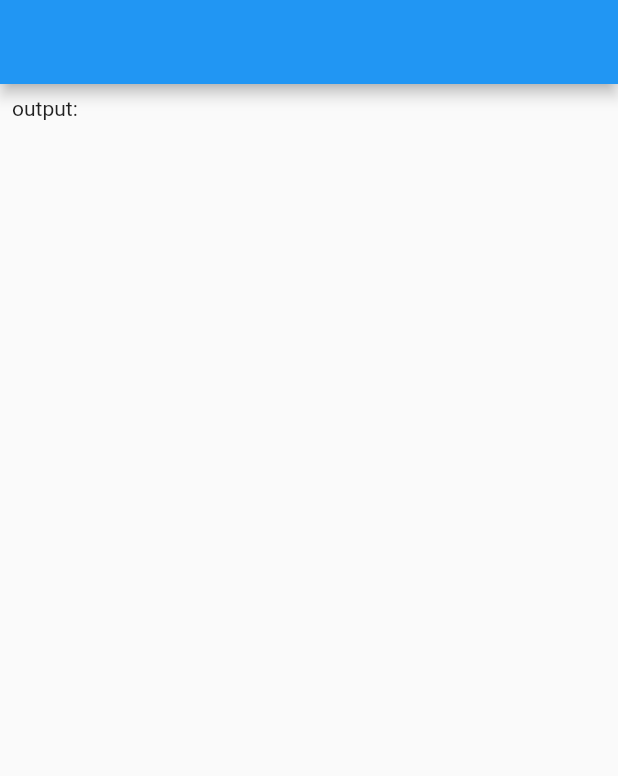
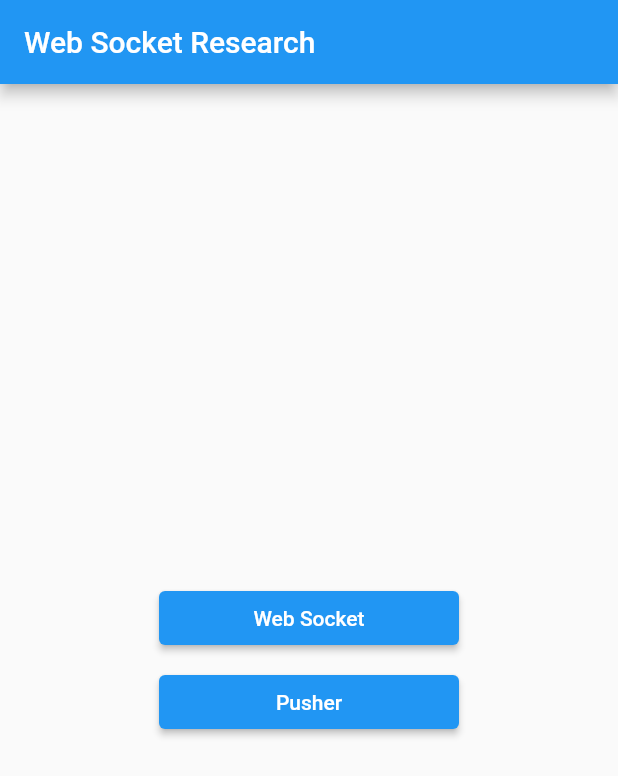
Before and after one commit to muhtar-sgk/flutter_ws, a Flutter app: the screen it shows after launch, on a phone screen of 412 x 824 dp. Shown: the top 776 px of the screen. Run offline on Flutter 3.47's test engine with Material 2 defaults, Android fonts, the phone set to English and light mode, and no system bars; our stand-ins replace audioplayers, shared_preferences; missing offline and left inert: pusher_channels_flutter.

Commit message:
get data object from pusher

```diff
--- /dev/null
+++ b/lib/home_screen.dart
@@ -0,0 +1,48 @@
+import 'package:flutter/material.dart';
+import 'package:getz_pos/pusher_example_screen.dart';
+import 'package:getz_pos/ws_example_screen.dart';
+
+class HomeScreen extends StatelessWidget {
+  const HomeScreen({super.key});
+
+  @override
+  Widget build(BuildContext context) {
+    return Scaffold(
+      appBar: AppBar(
+        title: Text('Web Socket Research')
+      ),
+      body: Center(
+        child: Column(
+          mainAxisAlignment: MainAxisAlignment.center,
+          children: [
+            SizedBox(
+              width: 200,
+              child: ElevatedButton(
+                onPressed: (){
+                  Navigator.of(context).push(MaterialPageRoute(
+                      builder: (BuildContext context) => const WSExampleScreen()
+                    )
+                  );
+                },
+                child: Text('Web Socket')
+              ),
+            ),
+            const SizedBox(height: 8),
+            SizedBox(
+              width: 200,
+              child: ElevatedButton(
+                onPressed: (){
+                  Navigator.of(context).push(MaterialPageRoute(
+                      builder: (BuildContext context) => const PusherExampleScreen()
+                    )
+                  );
+                },
+                child: Text('Pusher')
+              ),
+            )
+          ],
+        ),
+      ),
+    );
+  }
+}
--- a/lib/main.dart
+++ b/lib/main.dart
@@ -1,4 +1,5 @@
 import 'package:flutter/material.dart';
+import 'package:getz_pos/home_screen.dart';
 import 'package:getz_pos/pusher_example_screen.dart';
 import 'package:getz_pos/ws_example_screen.dart';
 
@@ -16,7 +17,8 @@
       theme: ThemeData(
         primarySwatch: Colors.blue,
       ),
-      home: const PusherExampleScreen()
+      // home: const PusherExampleScreen()
+      home: const HomeScreen()
     );
   }
 }
--- a/lib/pusher_example_screen.dart
+++ b/lib/pusher_example_screen.dart
@@ -1,3 +1,5 @@
+import 'dart:convert';
+
 import 'package:audioplayers/audioplayers.dart';
 import 'package:flutter/material.dart';
 import 'dart:async';
@@ -15,25 +17,20 @@
 class _PusherExampleScreenState extends State<PusherExampleScreen> {
   PusherChannelsFlutter pusher = PusherChannelsFlutter.getInstance();
   final AudioPlayer _audioPlayer = AudioPlayer();
-  String _log = 'output:\n';
-  final _apiKey = TextEditingController();
-  final _cluster = TextEditingController();
-  final _channelName = TextEditingController();
-  final _eventName = TextEditingController();
-  final _channelFormKey = GlobalKey<FormState>();
-  final _eventFormKey = GlobalKey<FormState>();
+  String _log = '';
   final _listViewController = ScrollController();
-  final _data = TextEditingController();
+  List<String> nameList = [];
 
   void log(String text) {
     print("LOG: $text");
-    setState(() {
-      _log += text + "\n";
-      Timer(
-          const Duration(milliseconds: 100),
-          () => _listViewController
-              .jumpTo(_listViewController.position.maxScrollExtent));
-    });
+
+    // setState(() {
+    //   _log += text + "\n";
+    //   Timer(
+    //       const Duration(milliseconds: 100),
+    //       () => _listViewController
+    //           .jumpTo(_listViewController.position.maxScrollExtent));
+    // });
   }
 
   @override
@@ -75,10 +72,49 @@
     log("onError: $message code: $code exception: $e");
   }
 
+  // void onEvent(PusherEvent event) {
+  //   log("onEvent: $event");
+
+  //   Map<String, dynamic> jsonObject = json.decode(event.data);
+  //   print('test name ${jsonObject.containsKey("name")}');
+  //   print('test age ${jsonObject.containsKey("age")}');
+
+  //   List<String> names = List<String>.from(jsonObject['name']);
+  //       setState(() {
+  //         nameList = names;
+  //       });
+  //   _showAlertDialog(jsonObject.toString());
+  // }
+
   void onEvent(PusherEvent event) {
-    log("onEvent: $event");
-    _showAlertDialog(event.data);
+  log("onEvent: $event");
+
+  try {
+    final Map<String, dynamic> jsonObject = json.decode(event.data);
+
+    // Periksa apakah data adalah objek JSON dengan properti "name"
+    if (jsonObject.containsKey("name")) {
+      final dynamic nameData = jsonObject["name"];
+
+      if (nameData is List<dynamic>) {
+        // Data adalah dalam bentuk list, kita tambahkan semua nama ke dalam list
+        setState(() {
+          nameList.addAll(nameData.cast<String>());
+        });
+      } else if (nameData is String) {
+        // Data adalah dalam bentuk string, tambahkan satu nama ke dalam list
+        setState(() {
+          nameList.add(nameData);
+        });
+      }
+    }
+  } catch (e) {
+    log("Error parsing JSON: $e");
   }
+
+  _showAlertDialog(event.data);
+}
+
 
   void onSubscriptionSucceeded(String channelName, dynamic data) {
     log("onSubscriptionSucceeded: $channelName data: $data");
@@ -114,37 +150,6 @@
     };
   }
 
-  void onTriggerEventPressed() async {
-    var eventFormValidated = _eventFormKey.currentState!.validate();
-
-    if (!eventFormValidated) {
-      return;
-    }
-    SharedPreferences prefs = await SharedPreferences.getInstance();
-    prefs.setString("eventName", _eventName.text);
-    prefs.setString("data", _data.text);
-    pusher.trigger(PusherEvent(
-        channelName: _channelName.text,
-        eventName: _eventName.text,
-        data: _data.text));
-  }
-
-  // Platform messages are asynchronous, so we initialize in an async method.
-  Future<void> initPlatformState() async {
-    // If the widget was removed from the tree while the asynchronous platform
-    // message was in flight, we want to discard the reply rather than calling
-    // setState to update our non-existent appearance.
-    if (!mounted) return;
-    SharedPreferences prefs = await SharedPreferences.getInstance();
-    setState(() {
-      _apiKey.text = prefs.getString("apiKey") ?? '';
-      _cluster.text = prefs.getString("cluster") ?? 'eu';
-      _channelName.text = prefs.getString("channelName") ?? 'my-channel';
-      _eventName.text = prefs.getString("eventName") ?? 'client-event';
-      _data.text = prefs.getString("data") ?? 'test';
-    });
-  }
-
   void _showAlertDialog(String message) async {
     await _audioPlayer.play(AssetSource('sounds/alert_dialog.wav'));
 
@@ -159,8 +164,7 @@
               onPressed: () {
                 Navigator.of(context).pop();
                 // _isAlertDialogShown = false;
-                _audioPlayer
-                    .stop();
+                _audioPlayer.stop();
               },
               child: Text('Close'),
             ),
@@ -172,107 +176,111 @@
 
   @override
   Widget build(BuildContext context) {
-    return MaterialApp(
-      home: Scaffold(
+    return Scaffold(
         appBar: AppBar(
-          title: Text(pusher.connectionState == 'DISCONNECTED'
-              ? 'Pusher Channels Example'
-              : pusher.channels.toString()),
+          title: Text('Pusher Example'),
         ),
         body: Padding(
           padding: const EdgeInsets.all(8.0),
-          child: ListView(
-              controller: _listViewController,
-              scrollDirection: Axis.vertical,
-              shrinkWrap: true,
-              children: <Widget>[
-                // if (pusher.connectionState != 'CONNECTED')
-                //   Form(
-                //       key: _channelFormKey,
-                //       child: Column(children: <Widget>[
-                //         TextFormField(
-                //           controller: _apiKey,
-                //           validator: (String? value) {
-                //             return (value != null && value.isEmpty)
-                //                 ? 'Please enter your API key.'
-                //                 : null;
-                //           },
-                //           decoration:
-                //               const InputDecoration(labelText: 'API Key'),
-                //         ),
-                //         TextFormField(
-                //           controller: _cluster,
-                //           validator: (String? value) {
-                //             return (value != null && value.isEmpty)
-                //                 ? 'Please enter your cluster.'
-                //                 : null;
-                //           },
-                //           decoration: const InputDecoration(
-                //             labelText: 'Cluster',
-                //           ),
-                //         ),
-                //         TextFormField(
-                //           controller: _channelName,
-                //           validator: (String? value) {
-                //             return (value != null && value.isEmpty)
-                //                 ? 'Please enter your channel name.'
-                //                 : null;
-                //           },
-                //           decoration: const InputDecoration(
-                //             labelText: 'Channel',
-                //           ),
-                //         ),
-                //         ElevatedButton(
-                //           onPressed: onConnectPressed,
-                //           child: const Text('Connect'),
-                //         )
-                //       ]))
-                // else
-                //   Form(
-                //     key: _eventFormKey,
-                //     child: Column(children: <Widget>[
-                //       ListView.builder(
-                //           scrollDirection: Axis.vertical,
-                //           shrinkWrap: true,
-                //           itemCount: pusher
-                //               .channels[_channelName.text]?.members.length,
-                //           itemBuilder: (context, index) {
-                //             final member = pusher
-                //                 .channels[_channelName.text]!.members.values
-                //                 .elementAt(index);
+          child: ListView.builder(
+            itemCount: nameList.length,
+            itemBuilder: (context, index) {
+            return ListTile(
+              title: Text(nameList[index]),
+            );
+            },
+          ),
+          // child: ListView(
+          //     controller: _listViewController,
+          //     scrollDirection: Axis.vertical,
+          //     shrinkWrap: true,
+          //     children: <Widget>[
+          //       // if (pusher.connectionState != 'CONNECTED')
+          //       //   Form(
+          //       //       key: _channelFormKey,
+          //       //       child: Column(children: <Widget>[
+          //       //         TextFormField(
+          //       //           controller: _apiKey,
+          //       //           validator: (String? value) {
+          //       //             return (value != null && value.isEmpty)
+          //       //                 ? 'Please enter your API key.'
+          //       //                 : null;
+          //       //           },
+          //       //           decoration:
+          //       //               const InputDecoration(labelText: 'API Key'),
+          //       //         ),
+          //       //         TextFormField(
+          //       //           controller: _cluster,
+          //       //           validator: (String? value) {
+          //       //             return (value != null && value.isEmpty)
+          //       //                 ? 'Please enter your cluster.'
+          //       //                 : null;
+          //       //           },
+          //       //           decoration: const InputDecoration(
+          //       //             labelText: 'Cluster',
+          //       //           ),
+          //       //         ),
+          //       //         TextFormField(
+          //       //           controller: _channelName,
+          //       //           validator: (String? value) {
+          //       //             return (value != null && value.isEmpty)
+          //       //                 ? 'Please enter your channel name.'
+          //       //                 : null;
+          //       //           },
+          //       //           decoration: const InputDecoration(
+          //       //             labelText: 'Channel',
+          //       //           ),
+          //       //         ),
+          //       //         ElevatedButton(
+          //       //           onPressed: onConnectPressed,
+          //       //           child: const Text('Connect'),
+          //       //         )
+          //       //       ]))
+          //       // else
+          //       //   Form(
+          //       //     key: _eventFormKey,
+          //       //     child: Column(children: <Widget>[
+          //       //       ListView.builder(
+          //       //           scrollDirection: Axis.vertical,
+          //       //           shrinkWrap: true,
+          //       //           itemCount: pusher
+          //       //               .channels[_channelName.text]?.members.length,
+          //       //           itemBuilder: (context, index) {
+          //       //             final member = pusher
+          //       //                 .channels[_channelName.text]!.members.values
+          //       //                 .elementAt(index);
 
-                //             return ListTile(
-                //                 title: Text(member.userInfo.toString()),
-                //                 subtitle: Text(member.userId));
-                //           }),
-                //       TextFormField(
-                //         controller: _eventName,
-                //         validator: (String? value) {
-                //           return (value != null && value.isEmpty)
-                //               ? 'Please enter your event name.'
-                //               : null;
-                //         },
-                //         decoration: const InputDecoration(
-                //           labelText: 'Event',
-                //         ),
-                //       ),
-                //       TextFormField(
-                //         controller: _data,
-                //         decoration: const InputDecoration(
-                //           labelText: 'Data',
-                //         ),
-                //       ),
-                //       ElevatedButton(
-                //         onPressed: onTriggerEventPressed,
-                //         child: const Text('Trigger Event'),
-                //       ),
-                //     ]),
-                //   ),
-                SingleChildScrollView(
-                    scrollDirection: Axis.vertical, child: Text(_log)),
-              ]),
+          //       //             return ListTile(
+          //       //                 title: Text(member.userInfo.toString()),
+          //       //                 subtitle: Text(member.userId));
+          //       //           }),
+          //       //       TextFormField(
+          //       //         controller: _eventName,
+          //       //         validator: (String? value) {
+          //       //           return (value != null && value.isEmpty)
+          //       //               ? 'Please enter your event name.'
+          //       //               : null;
+          //       //         },
+          //       //         decoration: const InputDecoration(
+          //       //           labelText: 'Event',
+          //       //         ),
+          //       //       ),
+          //       //       TextFormField(
+          //       //         controller: _data,
+          //       //         decoration: const InputDecoration(
+          //       //           labelText: 'Data',
+          //       //         ),
+          //       //       ),
+          //       //       ElevatedButton(
+          //       //         onPressed: onTriggerEventPressed,
+          //       //         child: const Text('Trigger Event'),
+          //       //       ),
+          //       //     ]),
+          //       //   ),
+          //       SingleChildScrollView(
+          //           scrollDirection: Axis.vertical, child: Text(_log)),
+          //     ]),
         ),
-      ),
     );
   }
 }
```
Also changed, not shown: 7 other files.
